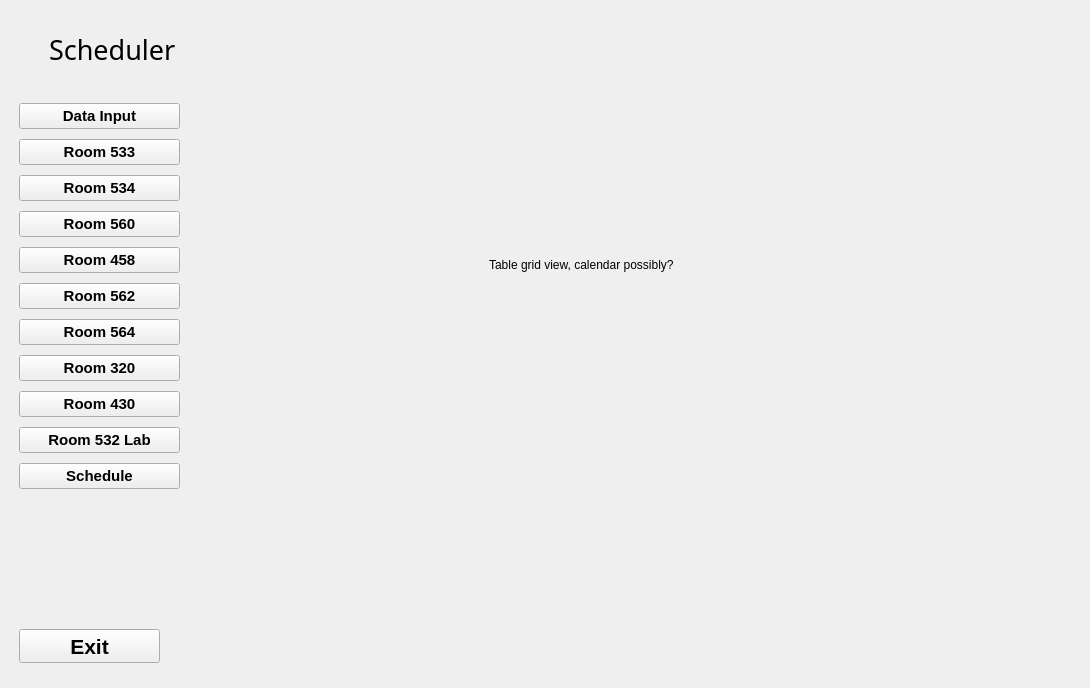
The window that GUI_App/Scheduler1.ui (MacEwanCMPT395/2023-01_Team3) describes before a commit, drawn with Qt 5.
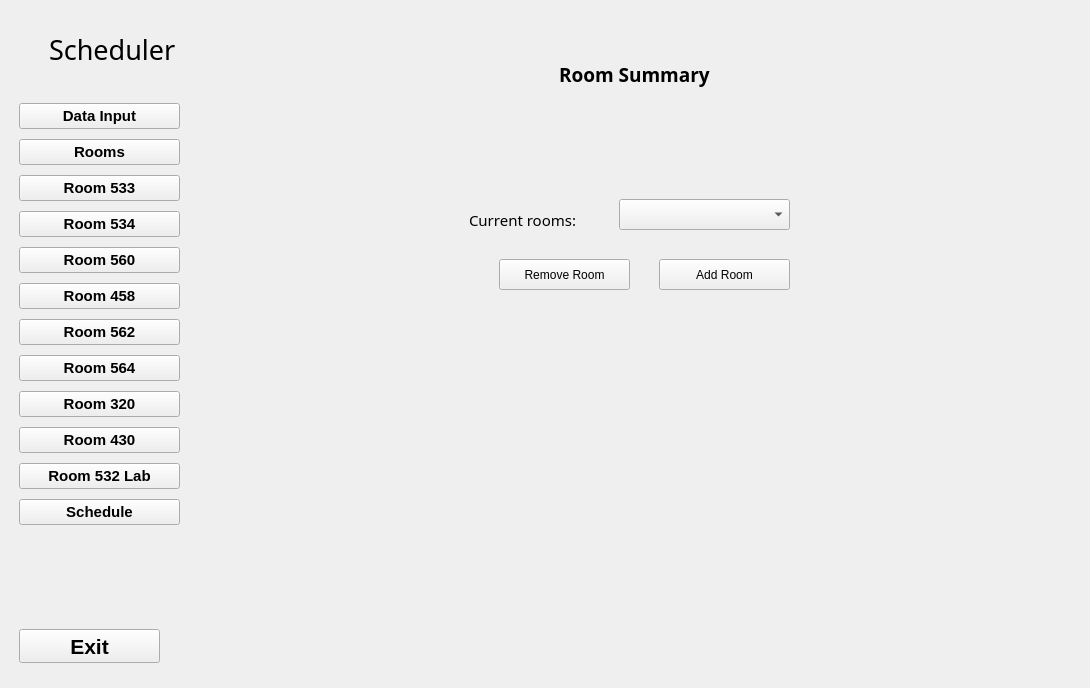
The same window after the commit. Icons and pictures are not drawn.

Commit message: new rooms page and functionality

Patch:
```diff
--- a/GUI_App/Scheduler1.ui
+++ b/GUI_App/Scheduler1.ui
@@ -86,7 +86,7 @@
           <x>20</x>
           <y>100</y>
           <width>161</width>
-          <height>402</height>
+          <height>439</height>
          </rect>
         </property>
         <layout class="QVBoxLayout" name="verticalLayout_2">
@@ -112,6 +112,28 @@
            </property>
           </widget>
          </item>
+         <item>
+          <widget class="QPushButton" name="rooms_page_btn">
+           <property name="font">
+            <font>
+             <family>Arial</family>
+             <pointsize>11</pointsize>
+             <weight>75</weight>
+             <italic>false</italic>
+             <bold>true</bold>
+            </font>
+           </property>
+           <property name="text">
+            <string>Rooms</string>
+           </property>
+           <property name="checkable">
+            <bool>true</bool>
+           </property>
+           <property name="autoExclusive">
+            <bool>true</bool>
+           </property>
+          </widget>
+         </item>
          <item>
           <widget class="QPushButton" name="room_533_page_btn">
            <property name="font">
@@ -300,7 +322,7 @@
          </rect>
         </property>
         <property name="currentIndex">
-         <number>1</number>
+         <number>11</number>
         </property>
         <widget class="QWidget" name="page1">
          <widget class="QLabel" name="label">
@@ -1054,21 +1076,7 @@
           </item>
          </widget>
         </widget>
-        <widget class="QWidget" name="page2">
-         <widget class="QLabel" name="label_9">
-          <property name="geometry">
-           <rect>
-            <x>290</x>
-            <y>110</y>
-            <width>261</width>
-            <height>291</height>
-           </rect>
-          </property>
-          <property name="text">
-           <string>Table grid view, calendar possibly?</string>
-          </property>
-         </widget>
-        </widget>
+        <widget class="QWidget" name="page2"/>
         <widget class="QWidget" name="page3">
          <widget class="QLabel" name="label_17">
           <property name="geometry">
@@ -1193,14 +1201,116 @@
          <widget class="QLabel" name="label_23">
           <property name="geometry">
            <rect>
-            <x>390</x>
-            <y>10</y>
+            <x>30</x>
+            <y>20</y>
+            <width>361</width>
+            <height>51</height>
+           </rect>
+          </property>
+          <property name="font">
+           <font>
+            <family>Arial Black</family>
+            <pointsize>14</pointsize>
+            <weight>75</weight>
+            <bold>true</bold>
+           </font>
+          </property>
+          <property name="text">
+           <string>Room 11 - 532 Lab (Capacity 30)</string>
+          </property>
+         </widget>
+         <widget class="QTableView" name="table_532lab">
+          <property name="geometry">
+           <rect>
+            <x>40</x>
+            <y>90</y>
+            <width>811</width>
+            <height>221</height>
+           </rect>
+          </property>
+         </widget>
+        </widget>
+        <widget class="QWidget" name="page12">
+         <widget class="QLabel" name="label_2">
+          <property name="geometry">
+           <rect>
+            <x>360</x>
+            <y>40</y>
+            <width>201</width>
+            <height>51</height>
+           </rect>
+          </property>
+          <property name="font">
+           <font>
+            <family>Arial Black</family>
+            <pointsize>14</pointsize>
+            <weight>75</weight>
+            <bold>true</bold>
+           </font>
+          </property>
+          <property name="text">
+           <string>Room Summary </string>
+          </property>
+         </widget>
+         <widget class="QLabel" name="label_26">
+          <property name="geometry">
+           <rect>
+            <x>270</x>
+            <y>200</y>
+            <width>141</width>
+            <height>21</height>
+           </rect>
+          </property>
+          <property name="font">
+           <font>
+            <family>Arial Rounded MT Bold</family>
+            <pointsize>11</pointsize>
+           </font>
+          </property>
+          <property name="text">
+           <string>Current rooms:</string>
+          </property>
+         </widget>
+         <widget class="QComboBox" name="rooms_combobox">
+          <property name="geometry">
+           <rect>
+            <x>420</x>
+            <y>190</y>
+            <width>171</width>
+            <height>31</height>
+           </rect>
+          </property>
+          <property name="font">
+           <font>
+            <weight>75</weight>
+            <bold>true</bold>
+           </font>
+          </property>
+         </widget>
+         <widget class="QPushButton" name="remove_room_btn">
+          <property name="geometry">
+           <rect>
+            <x>300</x>
+            <y>250</y>
             <width>131</width>
-            <height>16</height>
+            <height>31</height>
            </rect>
           </property>
           <property name="text">
-           <string>page room 532 Lab</string>
+           <string>Remove Room</string>
+          </property>
+         </widget>
+         <widget class="QPushButton" name="add_room_btn">
+          <property name="geometry">
+           <rect>
+            <x>460</x>
+            <y>250</y>
+            <width>131</width>
+            <height>31</height>
+           </rect>
+          </property>
+          <property name="text">
+           <string>Add Room</string>
           </property>
          </widget>
         </widget>
```
Left out of the diff: 240 changed lines with no effect on the pictures. The commit also changes 10 other files.
